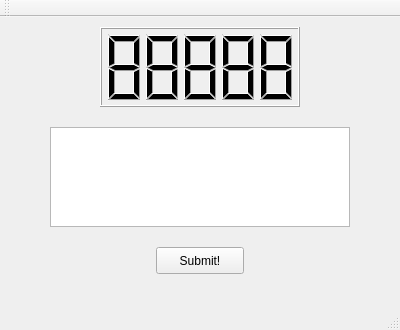
Old version of the form mainwindow.ui in the repository Brebl/Pop-up-Memo.
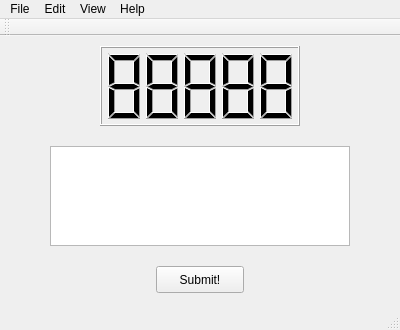
New version of the form.

Commit message: added: settings dialog window

The edit to the form file:
```diff
--- a/mainwindow.ui
+++ b/mainwindow.ui
@@ -75,9 +75,42 @@
      <x>0</x>
      <y>0</y>
      <width>400</width>
-     <height>20</height>
+     <height>24</height>
     </rect>
    </property>
+   <widget class="QMenu" name="menuFile">
+    <property name="title">
+     <string>File</string>
+    </property>
+    <addaction name="actionClose"/>
+   </widget>
+   <widget class="QMenu" name="menuView">
+    <property name="title">
+     <string>View</string>
+    </property>
+   </widget>
+   <widget class="QMenu" name="menuEdit">
+    <property name="title">
+     <string>Edit</string>
+    </property>
+    <addaction name="actionSettings"/>
+   </widget>
+   <widget class="QMenu" name="menuHelp">
+    <property name="title">
+     <string>Help</string>
+    </property>
+    <widget class="QMenu" name="menuAbout_2">
+     <property name="title">
+      <string>About</string>
+     </property>
+     <addaction name="actionVersion_1_1_0"/>
+    </widget>
+    <addaction name="menuAbout_2"/>
+   </widget>
+   <addaction name="menuFile"/>
+   <addaction name="menuEdit"/>
+   <addaction name="menuView"/>
+   <addaction name="menuHelp"/>
   </widget>
   <widget class="QToolBar" name="mainToolBar">
    <attribute name="toolBarArea">
```
Left out of the diff: 13 changed lines with no effect on the pictures. The commit also changes 6 other files.
